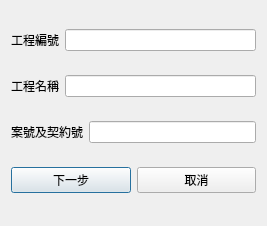
This is Python/QtCreateProjectPage1Dialog.ui in foxking0416/HuachunDailyReport2024 as Qt 5 draws it before an edit. The edited form follows.
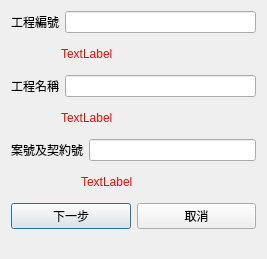
This is the edited form.

```diff
--- a/Python/QtCreateProjectPage1Dialog.ui
+++ b/Python/QtCreateProjectPage1Dialog.ui
@@ -7,7 +7,7 @@
     <x>0</x>
     <y>0</y>
     <width>267</width>
-    <height>226</height>
+    <height>259</height>
    </rect>
   </property>
   <property name="windowTitle">
@@ -17,6 +17,10 @@
    <item>
     <layout class="QHBoxLayout" name="horizontalLayout">
      <item>
+      <layout class="QVBoxLayout" name="verticalLayout_2">
+       <item>
+        <layout class="QHBoxLayout" name="horizontalLayout_6">
+         <item>
       <widget class="QLabel" name="label">
        <property name="text">
         <string>工程編號</string>
@@ -29,8 +33,49 @@
     </layout>
    </item>
    <item>
+        <layout class="QHBoxLayout" name="horizontalLayout_5">
+         <property name="spacing">
+          <number>0</number>
+         </property>
+         <item>
+          <spacer name="horizontalSpacer">
+           <property name="orientation">
+            <enum>Qt::Horizontal</enum>
+           </property>
+           <property name="sizeType">
+            <enum>QSizePolicy::Fixed</enum>
+           </property>
+           <property name="sizeHint" stdset="0">
+            <size>
+             <width>50</width>
+             <height>30</height>
+            </size>
+           </property>
+          </spacer>
+         </item>
+         <item>
+          <widget class="QLabel" name="qtProjectNumberWarningLabel">
+           <property name="styleSheet">
+            <string notr="true">color: rgb(255, 0, 0);</string>
+           </property>
+           <property name="text">
+            <string>TextLabel</string>
+           </property>
+          </widget>
+         </item>
+        </layout>
+       </item>
+      </layout>
+     </item>
+    </layout>
+   </item>
+   <item>
     <layout class="QHBoxLayout" name="horizontalLayout_2">
      <item>
+      <layout class="QVBoxLayout" name="verticalLayout_3">
+       <item>
+        <layout class="QHBoxLayout" name="horizontalLayout_7">
+         <item>
       <widget class="QLabel" name="label_2">
        <property name="text">
         <string>工程名稱</string>
@@ -43,8 +88,49 @@
     </layout>
    </item>
    <item>
+        <layout class="QHBoxLayout" name="horizontalLayout_8">
+         <property name="spacing">
+          <number>0</number>
+         </property>
+         <item>
+          <spacer name="horizontalSpacer_2">
+           <property name="orientation">
+            <enum>Qt::Horizontal</enum>
+           </property>
+           <property name="sizeType">
+            <enum>QSizePolicy::Fixed</enum>
+           </property>
+           <property name="sizeHint" stdset="0">
+            <size>
+             <width>50</width>
+             <height>30</height>
+            </size>
+           </property>
+          </spacer>
+         </item>
+         <item>
+          <widget class="QLabel" name="qtProjectNameWarningLabel">
+           <property name="styleSheet">
+            <string notr="true">color: rgb(255, 0, 0);</string>
+           </property>
+           <property name="text">
+            <string>TextLabel</string>
+           </property>
+          </widget>
+         </item>
+        </layout>
+       </item>
+      </layout>
+     </item>
+    </layout>
+   </item>
+   <item>
     <layout class="QHBoxLayout" name="horizontalLayout_3">
      <item>
+      <layout class="QVBoxLayout" name="verticalLayout_4">
+       <item>
+        <layout class="QHBoxLayout" name="horizontalLayout_9">
+         <item>
       <widget class="QLabel" name="label_3">
        <property name="text">
         <string>案號及契約號</string>
@@ -57,6 +143,43 @@
     </layout>
    </item>
    <item>
+        <layout class="QHBoxLayout" name="horizontalLayout_10">
+         <property name="spacing">
+          <number>0</number>
+         </property>
+         <item>
+          <spacer name="horizontalSpacer_3">
+           <property name="orientation">
+            <enum>Qt::Horizontal</enum>
+           </property>
+           <property name="sizeType">
+            <enum>QSizePolicy::Fixed</enum>
+           </property>
+           <property name="sizeHint" stdset="0">
+            <size>
+             <width>70</width>
+             <height>30</height>
+            </size>
+           </property>
+          </spacer>
+         </item>
+         <item>
+          <widget class="QLabel" name="qtContractNumberWarningLabel">
+           <property name="styleSheet">
+            <string notr="true">color: rgb(255, 0, 0);</string>
+           </property>
+           <property name="text">
+            <string>TextLabel</string>
+           </property>
+          </widget>
+         </item>
+        </layout>
+       </item>
+      </layout>
+     </item>
+    </layout>
+   </item>
+   <item>
     <layout class="QHBoxLayout" name="horizontalLayout_4">
      <item>
       <widget class="QPushButton" name="qtNextStepPushButton">
@@ -74,6 +197,19 @@
      </item>
     </layout>
    </item>
+   <item>
+    <spacer name="verticalSpacer">
+     <property name="orientation">
+      <enum>Qt::Vertical</enum>
+     </property>
+     <property name="sizeHint" stdset="0">
+      <size>
+       <width>20</width>
+       <height>40</height>
+      </size>
+     </property>
+    </spacer>
+   </item>
   </layout>
  </widget>
  <resources/>
```
Lines whose indentation alone changed are shown as unchanged.
